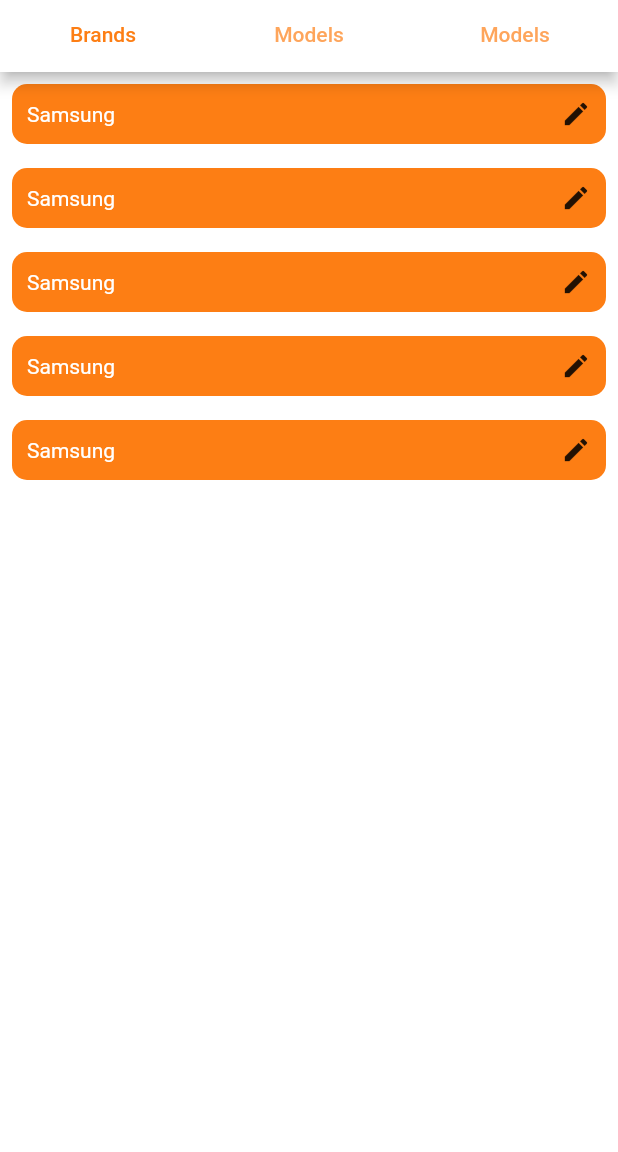
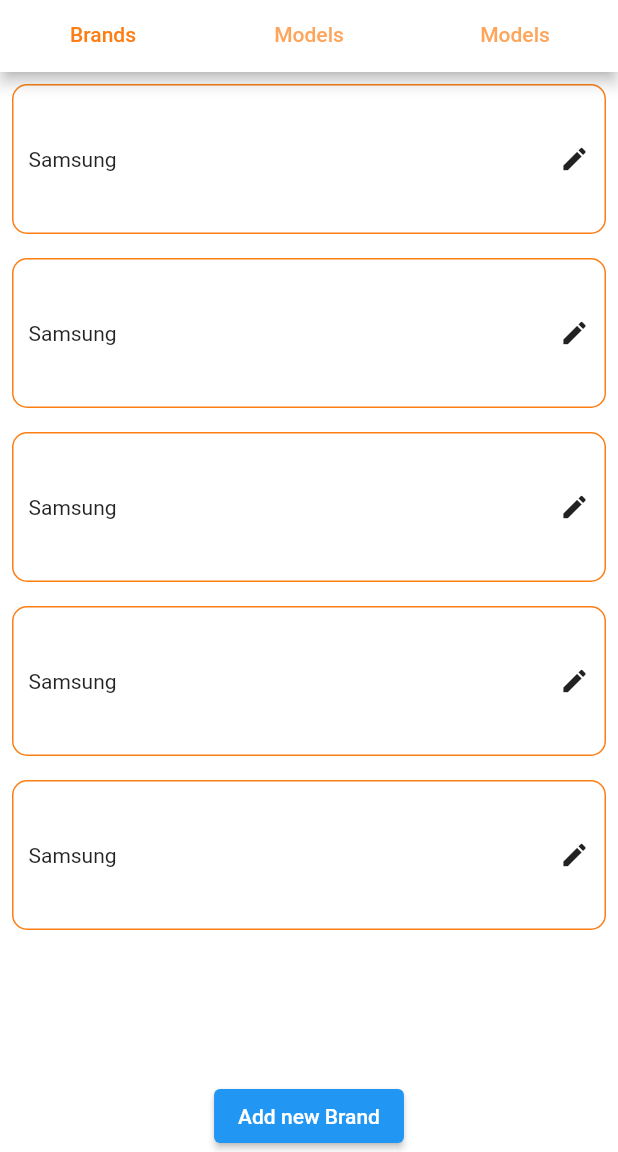
Before and after one commit to singh-preet/covid_fl, a Flutter app: the Home screen opened by its route, on a phone screen of 412 x 824 dp, the part 84-1236 px from its top. Run offline on Flutter 3.47's test engine with Material 2 defaults, Android fonts, the phone set to English and light mode, and no system bars; our stand-ins replace flutter_slidable, get, shared_preferences, synchronized; accounts and stored records are empty.

Commit message:
new widget for brands

```diff
--- a/lib/features/home/home.dart
+++ b/lib/features/home/home.dart
@@ -60,11 +60,7 @@ class Home extends StatelessWidget {
           ),
           body: TabBarView(
             children: [
-              ListView.builder(
-                  itemCount: 5,
-                  itemBuilder: (context, index) {
-                    return BrandListWidget();
-                  }),
+              BrandListView(),
               Container(
                 color: Colors.white,
               ),
--- a/lib/widgets/brand_list_widget.dart
+++ b/lib/widgets/brand_list_widget.dart
@@ -4,6 +4,29 @@ import 'package:flutter/material.dart';
 import '../routes/app_routes.dart';
 import '../utils/app_colors.dart';
 import '../utils/style_manager.dart';
+
+class BrandListView extends StatelessWidget {
+  const BrandListView({
+    Key key,
+  }) : super(key: key);
+
+  @override
+  Widget build(BuildContext context) {
+    return Column(
+      children: [
+        Expanded(
+          child: ListView.builder(
+              shrinkWrap: true,
+              itemCount: 5,
+              itemBuilder: (context, index) {
+                return BrandListWidget();
+              }),
+        ),
+        ElevatedButton(onPressed: () {}, child: Text("Add new Brand")),
+      ],
+    );
+  }
+}
 
 class BrandListWidget extends StatelessWidget {
   const BrandListWidget({
@@ -21,9 +44,11 @@ class BrandListWidget extends StatelessWidget {
         },
         child: Container(
           padding: EdgeInsets.all(10),
-          height: 40,
+          height: 100,
           decoration: BoxDecoration(
-            color: AppColors.lightOrange,
+            border: Border.all(
+              color: AppColors.lightOrange,
+            ),
             borderRadius: BorderRadius.circular(10),
           ),
           child: Center(
@@ -32,7 +57,6 @@ class BrandListWidget extends StatelessWidget {
               children: [
                 Text(
                   "Samsung",
-                  style: StyleManager.regularWhite(),
                 ),
                 Icon(
                   Icons.edit,
```
Also changed, not shown: pubspec.lock.
